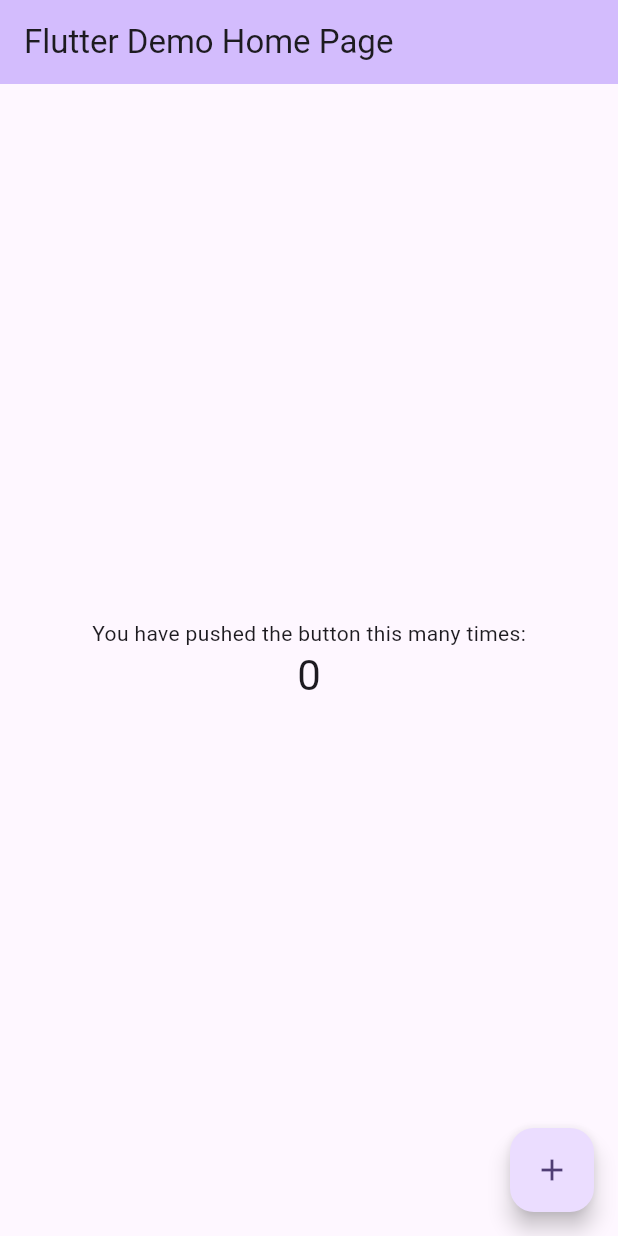
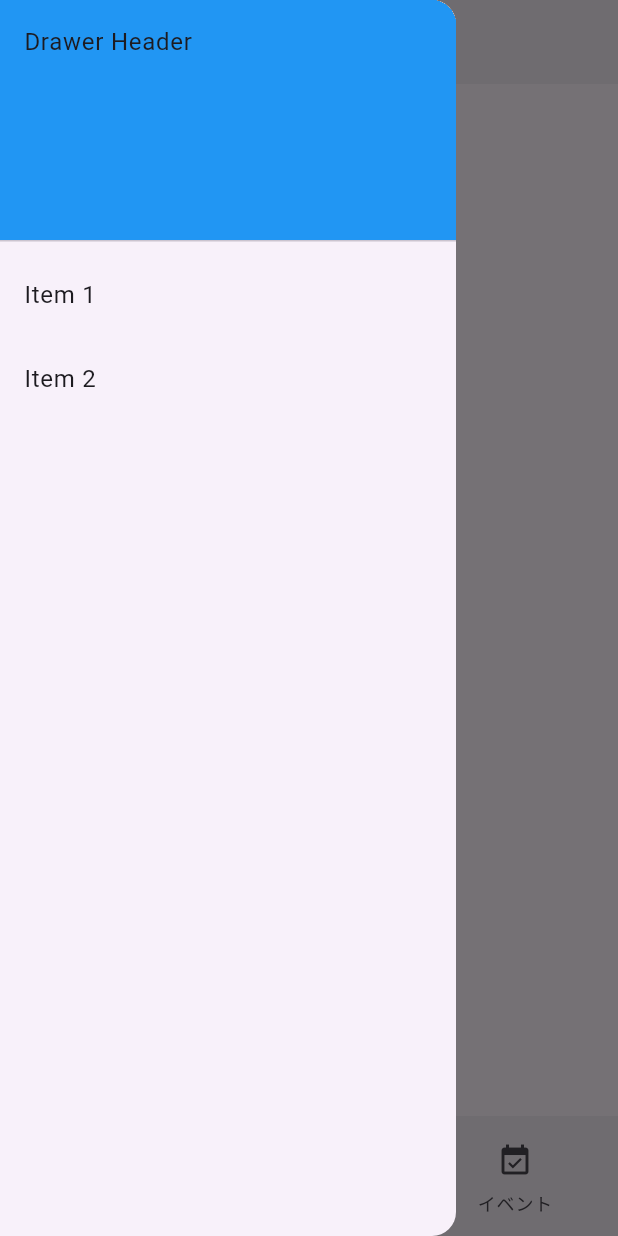
Before and after one commit to yugu0202/milkmemo, a Flutter app: the screen it shows after launch, with the side drawer open (before the commit the screen has no drawer), on a phone screen of 412 x 824 dp. Run offline on Flutter 3.47's test engine with Material 3 defaults, Android fonts, the phone set to English and light mode, and no system bars.

Commit message:
すべての画面で使用する基本ビューの作成

```diff
--- /dev/null
+++ b/jmlog/lib/core/constants/ConstColor.dart
@@ -0,0 +1,3 @@
+import 'package:flutter/material.dart';
+
+final jmlogColorScheme = ColorScheme.fromSeed(seedColor: Colors.deepPurple);
--- a/jmlog/lib/main.dart
+++ b/jmlog/lib/main.dart
@@ -1,125 +1,6 @@
 import 'package:flutter/material.dart';
+import 'package:jmlog/presentation/views/app.dart';
 
 void main() {
   runApp(const MyApp());
 }
-
-class MyApp extends StatelessWidget {
-  const MyApp({super.key});
-
-  // This widget is the root of your application.
-  @override
-  Widget build(BuildContext context) {
-    return MaterialApp(
-      title: 'Flutter Demo',
-      theme: ThemeData(
-        // This is the theme of your application.
-        //
-        // TRY THIS: Try running your application with "flutter run". You'll see
-        // the application has a purple toolbar. Then, without quitting the app,
-        // try changing the seedColor in the colorScheme below to Colors.green
-        // and then invoke "hot reload" (save your changes or press the "hot
-        // reload" button in a Flutter-supported IDE, or press "r" if you used
-        // the command line to start the app).
-        //
-        // Notice that the counter didn't reset back to zero; the application
-        // state is not lost during the reload. To reset the state, use hot
-        // restart instead.
-        //
-        // This works for code too, not just values: Most code changes can be
-        // tested with just a hot reload.
-        colorScheme: ColorScheme.fromSeed(seedColor: Colors.deepPurple),
-        useMaterial3: true,
-      ),
-      home: const MyHomePage(title: 'Flutter Demo Home Page'),
-    );
-  }
-}
-
-class MyHomePage extends StatefulWidget {
-  const MyHomePage({super.key, required this.title});
-
-  // This widget is the home page of your application. It is stateful, meaning
-  // that it has a State object (defined below) that contains fields that affect
-  // how it looks.
-
-  // This class is the configuration for the state. It holds the values (in this
-  // case the title) provided by the parent (in this case the App widget) and
-  // used by the build method of the State. Fields in a Widget subclass are
-  // always marked "final".
-
-  final String title;
-
-  @override
-  State<MyHomePage> createState() => _MyHomePageState();
-}
-
-class _MyHomePageState extends State<MyHomePage> {
-  int _counter = 0;
-
-  void _incrementCounter() {
-    setState(() {
-      // This call to setState tells the Flutter framework that something has
-      // changed in this State, which causes it to rerun the build method below
-      // so that the display can reflect the updated values. If we changed
-      // _counter without calling setState(), then the build method would not be
-      // called again, and so nothing would appear to happen.
-      _counter++;
-    });
-  }
-
-  @override
-  Widget build(BuildContext context) {
-    // This method is rerun every time setState is called, for instance as done
-    // by the _incrementCounter method above.
-    //
-    // The Flutter framework has been optimized to make rerunning build methods
-    // fast, so that you can just rebuild anything that needs updating rather
-    // than having to individually change instances of widgets.
-    return Scaffold(
-      appBar: AppBar(
-        // TRY THIS: Try changing the color here to a specific color (to
-        // Colors.amber, perhaps?) and trigger a hot reload to see the AppBar
-        // change color while the other colors stay the same.
-        backgroundColor: Theme.of(context).colorScheme.inversePrimary,
-        // Here we take the value from the MyHomePage object that was created by
-        // the App.build method, and use it to set our appbar title.
-        title: Text(widget.title),
-      ),
-      body: Center(
-        // Center is a layout widget. It takes a single child and positions it
-        // in the middle of the parent.
-        child: Column(
-          // Column is also a layout widget. It takes a list of children and
-          // arranges them vertically. By default, it sizes itself to fit its
-          // children horizontally, and tries to be as tall as its parent.
-          //
-          // Column has various properties to control how it sizes itself and
-          // how it positions its children. Here we use mainAxisAlignment to
-          // center the children vertically; the main axis here is the vertical
-          // axis because Columns are vertical (the cross axis would be
-          // horizontal).
-          //
-          // TRY THIS: Invoke "debug painting" (choose the "Toggle Debug Paint"
-          // action in the IDE, or press "p" in the console), to see the
-          // wireframe for each widget.
-          mainAxisAlignment: MainAxisAlignment.center,
-          children: <Widget>[
-            const Text(
-              'You have pushed the button this many times:',
-            ),
-            Text(
-              '$_counter',
-              style: Theme.of(context).textTheme.headlineMedium,
-            ),
-          ],
-        ),
-      ),
-      floatingActionButton: FloatingActionButton(
-        onPressed: _incrementCounter,
-        tooltip: 'Increment',
-        child: const Icon(Icons.add),
-      ), // This trailing comma makes auto-formatting nicer for build methods.
-    );
-  }
-}
--- /dev/null
+++ b/jmlog/lib/presentation/views/app.dart
@@ -0,0 +1,86 @@
+import 'package:flutter/material.dart';
+
+import 'package:jmlog/core/constants/ConstColor.dart';
+import 'package:jmlog/presentation/views/common/SettingDrawer.dart';
+
+class MyApp extends StatelessWidget {
+  const MyApp({Key? key});
+
+  // This widget is the root of your application.
+  @override
+  Widget build(BuildContext context) {
+    return MaterialApp(
+      title: 'JMLog',
+      theme: ThemeData(
+        colorScheme: jmlogColorScheme,
+        useMaterial3: true,
+      ),
+      home: const MyHomePage(title: 'JMLog'),
+    );
+  }
+}
+
+class MyHomePage extends StatefulWidget {
+  const MyHomePage({Key? key, required this.title}) : super(key: key);
+
+  final String title;
+
+  @override
+  State<MyHomePage> createState() => _MyHomePageState();
+}
+
+class _MyHomePageState extends State<MyHomePage> {
+  int _selectedIndex = 0;
+  static const screens = <Widget>[
+    Text('Home'),
+    Text('Search'),
+    Text('Favorites'),
+  ];
+
+  void _onItemTapped(int index) {
+    setState(() {
+      _selectedIndex = index;
+    });
+  }
+
+  Widget build(BuildContext context) {
+    return Scaffold(
+      appBar: AppBar(
+        title: Text(widget.title),
+        backgroundColor: jmlogColorScheme.surfaceContainer,
+      ),
+      drawer: SettingDrawer(),
+      body: Center(
+        child: Column(
+          mainAxisAlignment: MainAxisAlignment.center,
+          children: <Widget>[
+            screens.elementAt(_selectedIndex),
+          ],
+        ),
+      ),
+      bottomNavigationBar: NavigationBar(
+        onDestinationSelected: _onItemTapped,
+        backgroundColor: jmlogColorScheme.surfaceContainer,
+        indicatorColor: jmlogColorScheme.secondaryContainer,
+        selectedIndex: _selectedIndex,
+        destinations: const <Widget>[
+          NavigationDestination(
+            icon: Icon(Icons.list),
+            selectedIcon: Icon(Icons.list),
+            label: '一覧',
+          ),
+          NavigationDestination(
+            icon: Icon(Icons.edit),
+            selectedIcon: Icon(Icons.edit),
+            label: '記録',
+          ),
+          NavigationDestination(
+            icon: Icon(Icons.event_available),
+            selectedIcon: Icon(Icons.event_available),
+            label: 'イベント',
+          ),
+        ],
+      ),
+    );
+  }
+}
--- /dev/null
+++ b/jmlog/lib/presentation/views/common/SettingDrawer.dart
@@ -0,0 +1,36 @@
+import 'package:flutter/material.dart';
+
+class SettingDrawer extends StatelessWidget {
+  SettingDrawer();
+
+  @override
+  Widget build(BuildContext context) {
+    return Drawer(
+      child: ListView(
+        padding: EdgeInsets.zero,
+        children: <Widget>[
+          const DrawerHeader(
+            decoration: BoxDecoration(
+              color: Colors.blue,
+            ),
+            child: Text('Drawer Header'),
+          ),
+          ListTile(
+            title: const Text('Item 1'),
+            onTap: () {
+              // Update the state of the app.
+              // ...
+            },
+          ),
+          ListTile(
+            title: const Text('Item 2'),
+            onTap: () {
+              // Update the state of the app.
+              // ...
+            },
+          ),
+        ],
+      ),
+    );
+  }
+}
```
Also changed, not shown: 1 other file.
